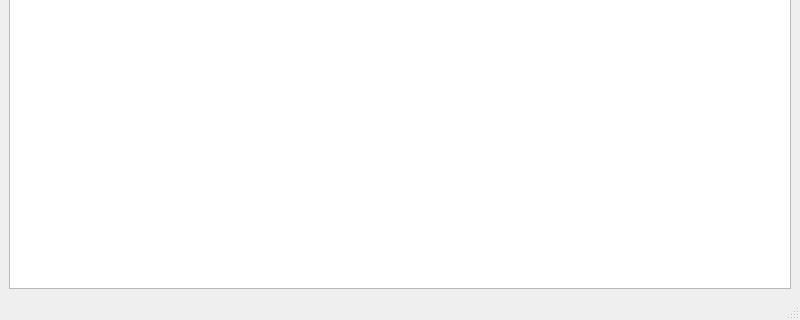
This is src/mainwindow.ui in Keesaev/qt-dynamic-sqlite as Qt 5 draws it before an edit; both pictures show x 0 to 800 and y 280 to 600 of the 800 by 600 pixel window. The edited form follows.
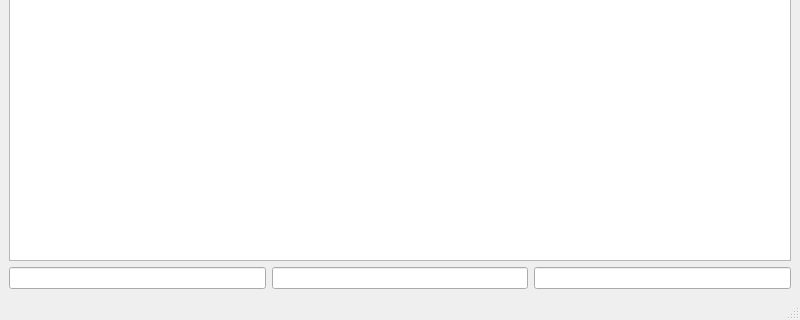
This is the edited form.

Patch:
```diff
--- a/src/mainwindow.ui
+++ b/src/mainwindow.ui
@@ -18,6 +18,19 @@
     <item>
      <widget class="QTableView" name="tableView"/>
     </item>
+    <item>
+     <layout class="QHBoxLayout" name="horizontalLayout">
+      <item>
+       <widget class="QLineEdit" name="lineEdit1"/>
+      </item>
+      <item>
+       <widget class="QLineEdit" name="lineEdit2"/>
+      </item>
+      <item>
+       <widget class="QLineEdit" name="lineEdit3"/>
+      </item>
+     </layout>
+    </item>
    </layout>
   </widget>
   <widget class="QMenuBar" name="menubar">
```
